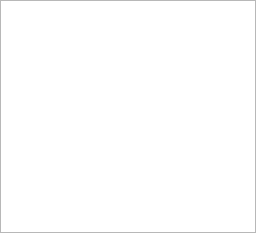
Old version of the form tse_analytics/views/datasets/datasets_widget.ui in the repository TSE-Systems/tse-analytics.
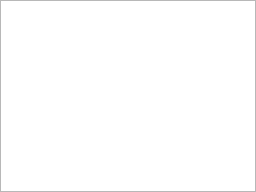
New version of the form.

The edit to the form file:
```diff
--- a/tse_analytics/views/datasets/datasets_widget.ui
+++ b/tse_analytics/views/datasets/datasets_widget.ui
@@ -3,14 +3,6 @@
  <author>Anton Rau</author>
  <class>DatasetsWidget</class>
  <widget class="QWidget" name="DatasetsWidget">
-  <property name="geometry">
-   <rect>
-    <x>0</x>
-    <y>0</y>
-    <width>256</width>
-    <height>233</height>
-   </rect>
-  </property>
   <layout class="QVBoxLayout" name="verticalLayout">
    <property name="spacing">
     <number>0</number>
@@ -28,7 +20,11 @@
     <number>0</number>
    </property>
    <item>
-    <widget class="QTreeView" name="treeView"/>
+    <widget class="QTreeView" name="treeView">
+     <attribute name="headerVisible">
+      <bool>false</bool>
+     </attribute>
+    </widget>
    </item>
   </layout>
  </widget>
```
